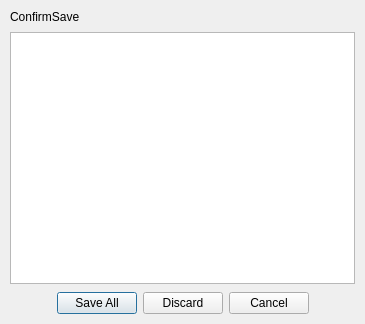
This is src/dialog/mutisavedialog.ui in Wing-summer/WingHexExplorer2 as Qt 5 draws it before an edit. The edited form follows.
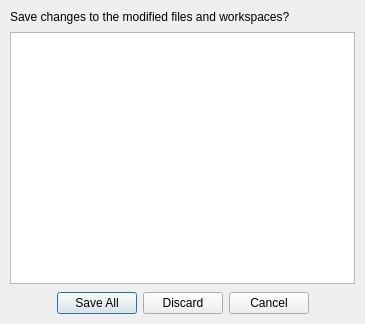
This is the edited form. Icons and pictures are not drawn.

The edit to the form file:
```diff
--- a/src/dialog/mutisavedialog.ui
+++ b/src/dialog/mutisavedialog.ui
@@ -36,7 +36,7 @@
    <item>
     <widget class="QLabel" name="label">
      <property name="text">
-      <string>ConfirmSave</string>
+      <string>Save changes to the modified files and workspaces?</string>
      </property>
     </widget>
    </item>
```
